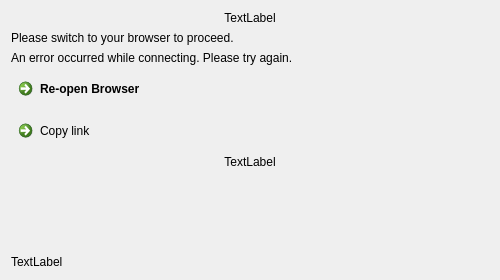
Above: src/gui/wizard/flow2authwidget.ui from nextcloud/desktop before the change. Below: the same form after it.
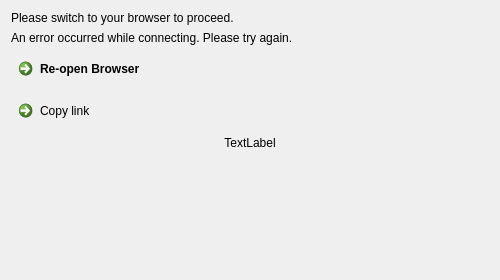
That is the form after the change.

Commit message:
Add new HeaderBanner class for WebFlowCredentialsDialog
New widget on top of the layout, based on Qt's own modern wizard header banner.

This should improve the user's perception of the dialog.

Encapsulate the existing layout into a container layout to allow the banner taking
the full width of the dialog.

Diff of the .ui file:
```diff
--- a/src/gui/wizard/flow2authwidget.ui
+++ b/src/gui/wizard/flow2authwidget.ui
@@ -26,22 +26,6 @@
    <string>Browser Authentication</string>
   </property>
   <layout class="QVBoxLayout" name="verticalLayout">
-   <item>
-    <widget class="QLabel" name="topLabel">
-     <property name="text">
-      <string notr="true">TextLabel</string>
-     </property>
-     <property name="textFormat">
-      <enum>Qt::RichText</enum>
-     </property>
-     <property name="alignment">
-      <set>Qt::AlignCenter</set>
-     </property>
-     <property name="wordWrap">
-      <bool>true</bool>
-     </property>
-    </widget>
-   </item>
    <item>
     <widget class="QLabel" name="label">
      <property name="text">
@@ -121,16 +105,6 @@
      </property>
     </spacer>
    </item>
-   <item>
-    <widget class="QLabel" name="bottomLabel">
-     <property name="text">
-      <string notr="true">TextLabel</string>
-     </property>
-     <property name="textFormat">
-      <enum>Qt::RichText</enum>
-     </property>
-    </widget>
-   </item>
   </layout>
  </widget>
  <resources/>
```
The commit also changes 6 other files.
